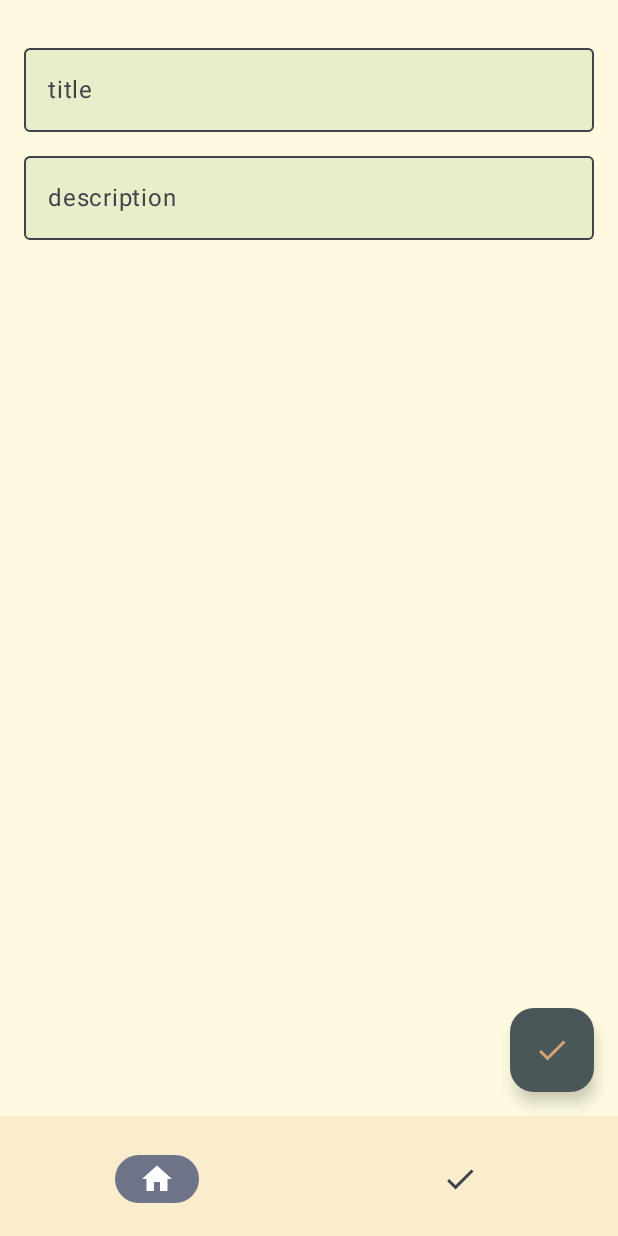
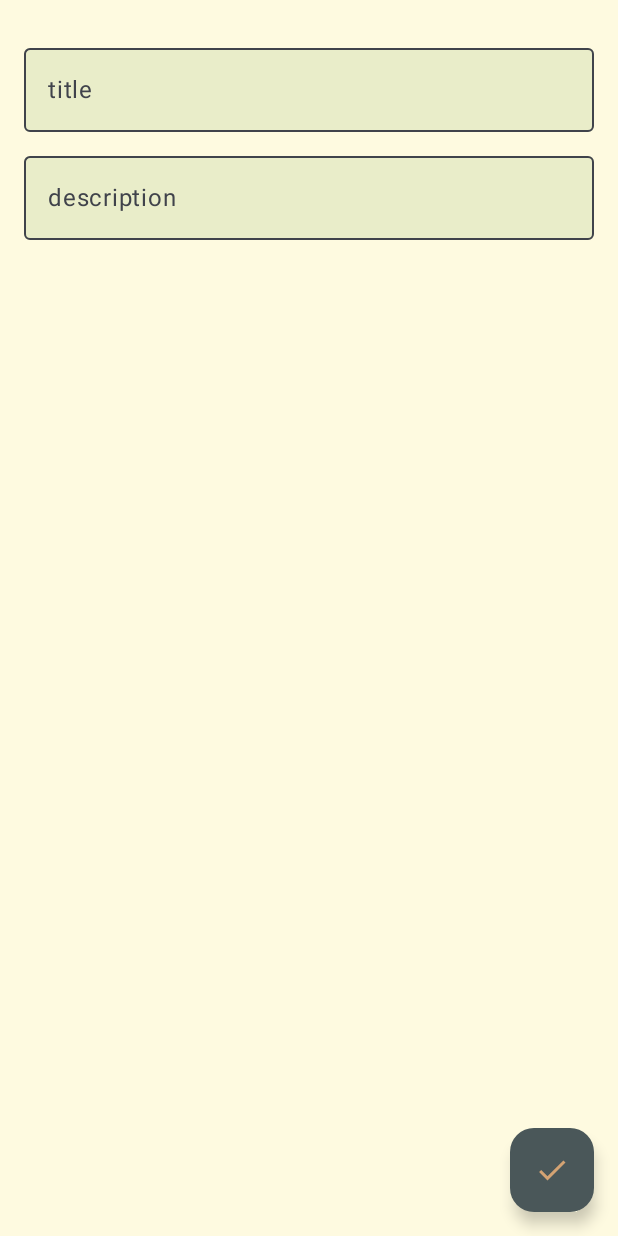
Before and after one commit to rzcode1991/TODO, an Android app built with Jetpack Compose: the screen it shows after launch (MainActivity), after a tap on "add", on a phone screen of 412 x 824 dp. Run offline under Robolectric (Android 15) with nearby library versions, the phone set to English and light mode, and no system bars; our stand-ins replace Dagger/Hilt's generated code, Room's generated code.

Commit message:
fixed minor bugs for NavigationBar.

```diff
--- a/app/src/main/java/com/example/todo/MainActivity.kt
+++ b/app/src/main/java/com/example/todo/MainActivity.kt
@@ -3,45 +3,17 @@ package com.example.todo
 import android.os.Bundle
 import androidx.activity.ComponentActivity
 import androidx.activity.compose.setContent
-import androidx.compose.foundation.background
 import androidx.compose.foundation.layout.Column
 import androidx.compose.foundation.layout.fillMaxSize
 import androidx.compose.foundation.layout.padding
-import androidx.compose.material.icons.Icons
-import androidx.compose.material.icons.filled.Done
-import androidx.compose.material.icons.filled.Home
-import androidx.compose.material3.BottomAppBar
-import androidx.compose.material3.Icon
-import androidx.compose.material3.MaterialTheme
-import androidx.compose.material3.NavigationBarItem
 import androidx.compose.material3.Scaffold
-import androidx.compose.material3.Surface
-import androidx.compose.material3.Text
 import androidx.compose.runtime.Composable
-import androidx.compose.runtime.getValue
-import androidx.compose.runtime.mutableStateOf
-import androidx.compose.runtime.remember
-import androidx.compose.runtime.setValue
 import androidx.compose.ui.Modifier
-import androidx.compose.ui.graphics.Color
 import androidx.compose.ui.tooling.preview.Preview
-import androidx.compose.ui.unit.dp
-import androidx.compose.ui.unit.sp
-import androidx.navigation.NavType
-import androidx.navigation.compose.NavHost
-import androidx.navigation.compose.composable
 import androidx.navigation.compose.rememberNavController
-import androidx.navigation.navArgument
+import com.example.todo.navigation.NavigationBarSection
+import com.example.todo.navigation.SetUpNavHost
 import com.example.todo.ui.theme.TODOTheme
-import com.example.todo.ui.theme.badAssGreen
-import com.example.todo.ui.theme.creamy
-import com.example.todo.ui.theme.darkBrown
-import com.example.todo.ui.theme.lightBrown
-import com.example.todo.view.AddEditTodoScreen
-import com.example.todo.view.DoneTodosScreen
-import com.example.todo.view.SetUpNavHost
-import com.example.todo.view.TodoListScreen
-import com.example.todo.viewModel.Routes
 import dagger.hilt.android.AndroidEntryPoint
 
 @AndroidEntryPoint
@@ -51,62 +23,29 @@ class MainActivity : ComponentActivity() {
         setContent {
             TODOTheme {
 
-                IncludesDoneScreen()
-
-            }
-        }
-    }
-}
-
-
-@Composable
-fun IncludesDoneScreen(){
-
                 val navController = rememberNavController()
-
-    var homeState by remember {
-        mutableStateOf(true)
-    }
-    var doneState by remember {
-        mutableStateOf(false)
-    }
                 Scaffold(
                     bottomBar = {
-            BottomAppBar(
-                containerColor = lightBrown,
-                contentColor = badAssGreen
-            ) {
-                NavigationBarItem(
-                    selected = homeState,
+                        NavigationBarSection(
+                            navController = navController,
                             onClick = {
-                        homeState = true
-                        doneState = false
-                        navController.navigate(Routes.TODO_LIST)
-                    },
-                    icon = {
-                        Icon(Icons.Filled.Home, contentDescription = "")
-                    }
-                )
-                NavigationBarItem(
-                    selected = doneState,
-                    onClick = {
-                        doneState = true
-                        homeState = false
-                        navController.navigate(Routes.DONE_TODOS)
-                    },
-                    icon = {
-                        Icon(Icons.Filled.Done, contentDescription = "")
+                                navController.navigate(it.route)
                             }
                         )
                     }
-        }
                 ) {paddingValues ->
                     Column(
-            modifier = Modifier.padding(paddingValues)
+                        modifier = Modifier
+                            .fillMaxSize()
+                            .padding(paddingValues)
                     ) {
 
                         SetUpNavHost(navController)
 
+                    }
+                }
+
+            }
         }
     }
 }
--- /dev/null
+++ b/app/src/main/java/com/example/todo/navigation/NavigationBarSection.kt
@@ -0,0 +1,62 @@
+package com.example.todo.navigation
+
+import androidx.compose.material.icons.Icons
+import androidx.compose.material.icons.filled.Done
+import androidx.compose.material.icons.filled.Home
+import androidx.compose.material3.Icon
+import androidx.compose.material3.NavigationBar
+import androidx.compose.material3.NavigationBarItem
+import androidx.compose.runtime.Composable
+import androidx.navigation.NavHostController
+import androidx.navigation.compose.currentBackStackEntryAsState
+import com.example.todo.ui.theme.badAssGreen
+import com.example.todo.ui.theme.lightBrown
+import com.example.todo.viewModel.Routes
+
+@Composable
+fun NavigationBarSection(
+    navController: NavHostController,
+    onClick: (NavigationItem) -> Unit
+){
+
+    val navItems = listOf(
+        NavigationItem(
+            name = "TODOs",
+            route = Routes.TODO_LIST,
+            icon = Icons.Default.Home
+        ),
+        NavigationItem(
+            name = "DONE TODOs",
+            route = Routes.DONE_TODOS,
+            icon = Icons.Default.Done
+        )
+    )
+
+    val backStackEntry = navController.currentBackStackEntryAsState()
+    val showBottomBar = backStackEntry.value?.destination?.route in navItems.map { it.route }
+
+    if (showBottomBar){
+        NavigationBar(
+            containerColor = lightBrown,
+            contentColor = badAssGreen
+        ) {
+            navItems.forEach { item ->
+                val selected = item.route == backStackEntry.value?.destination?.route
+                NavigationBarItem(
+                    selected = selected,
+                    onClick = {
+                        onClick(item)
+                    },
+                    icon = {
+                        Icon(
+                            item.icon,
+                            contentDescription = ""
+                        )
+                    }
+                )
+            }
+
+        }
+    }
+
+}
--- /dev/null
+++ b/app/src/main/java/com/example/todo/navigation/NavigationItem.kt
@@ -0,0 +1,9 @@
+package com.example.todo.navigation
+
+import androidx.compose.ui.graphics.vector.ImageVector
+
+data class NavigationItem(
+    val name: String,
+    val route: String,
+    val icon: ImageVector
+)
--- a/app/src/main/java/com/example/todo/view/SetUpNavHost.kt
+++ b/app/src/main/java/com/example/todo/navigation/SetUpNavHost.kt
@@ -1,12 +1,14 @@
-package com.example.todo.view
+package com.example.todo.navigation
 
 import androidx.compose.runtime.Composable
 import androidx.navigation.NavHostController
 import androidx.navigation.NavType
 import androidx.navigation.compose.NavHost
 import androidx.navigation.compose.composable
-import androidx.navigation.compose.rememberNavController
 import androidx.navigation.navArgument
+import com.example.todo.view.AddEditTodoScreen
+import com.example.todo.view.DoneTodosScreen
+import com.example.todo.view.TodoListScreen
 import com.example.todo.viewModel.Routes
 
 @Composable
--- a/app/src/main/java/com/example/todo/view/DoneTodoItem.kt
+++ b/app/src/main/java/com/example/todo/view/DoneTodoItem.kt
@@ -59,7 +59,7 @@ fun DoneTodoItem(
         }
         Checkbox(
             checked = todo.isDone,
-            onCheckedChange = { isChecked ->
+            onCheckedChange = { _ ->
                 onEvent(DoneTodosEvent.RemoveTodoFromDone(todo))
             }
         )
--- a/app/src/main/java/com/example/todo/view/TodoListScreen.kt
+++ b/app/src/main/java/com/example/todo/view/TodoListScreen.kt
@@ -19,22 +19,16 @@ import androidx.compose.material3.SnackbarResult
 import androidx.compose.runtime.Composable
 import androidx.compose.runtime.LaunchedEffect
 import androidx.compose.runtime.collectAsState
-import androidx.compose.runtime.getValue
-import androidx.compose.runtime.mutableStateOf
 import androidx.compose.runtime.remember
-import androidx.compose.runtime.rememberCoroutineScope
-import androidx.compose.runtime.setValue
 import androidx.compose.ui.Modifier
 import androidx.compose.ui.unit.dp
 import androidx.hilt.navigation.compose.hiltViewModel
 import com.example.todo.ui.theme.badAssGreen
 import com.example.todo.ui.theme.creamy
 import com.example.todo.ui.theme.darkBrown
-import com.example.todo.ui.theme.lightBrown
 import com.example.todo.viewModel.TodoListEvent
 import com.example.todo.viewModel.TodoListViewModel
 import com.example.todo.viewModel.UiEvent
-import kotlinx.coroutines.launch
 
 @Composable
 fun TodoListScreen(
@@ -44,7 +38,6 @@ fun TodoListScreen(
 
     val todos = viewModel.todos.collectAsState(initial = emptyList())
     val snackbarHostState = remember { SnackbarHostState() }
-    val scope = rememberCoroutineScope()
     LaunchedEffect(true){
         viewModel.uiEvent.collect{ event ->
             when(event){
```
Lines whose indentation alone changed are shown as unchanged.
